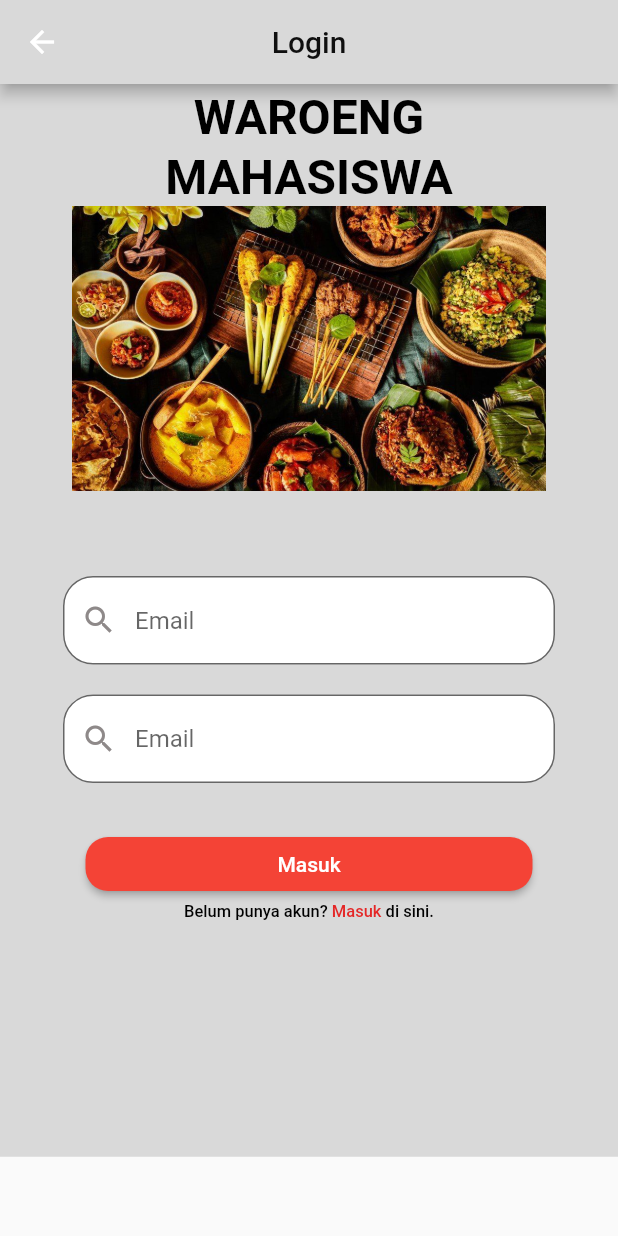
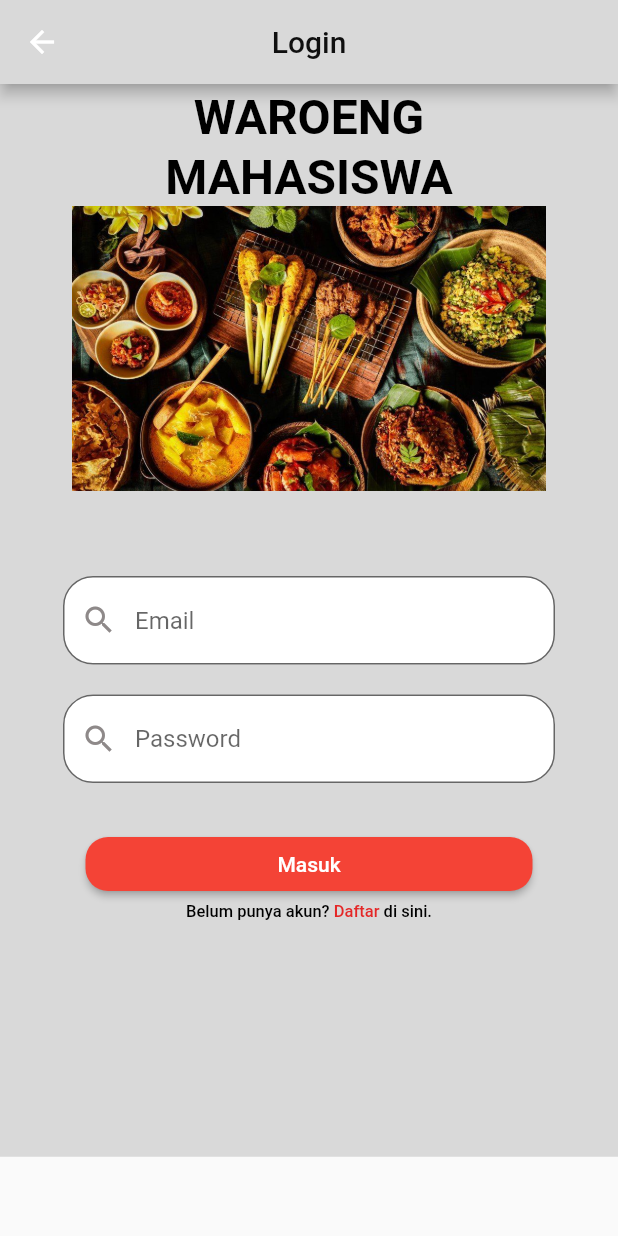
Before and after one commit to Project-Mobile-Tugas/Project, a Flutter app: the Login screen opened directly, after a tap on "Masuk", on a phone screen of 412 x 824 dp. Run offline on Flutter 3.47's test engine with Material 2 defaults, Android fonts, the phone set to English and light mode, and no system bars; our stand-ins replace firebase_auth, firebase_core, google_fonts; accounts and stored records are empty; network calls fail; Roboto replaces fonts that are missing (Helvetica Neue LT Std, Rockwell).

Commit message:
Login, MiddleWare,

```diff
--- a/Mobile/lib/page-1/login.dart
+++ b/Mobile/lib/page-1/login.dart
@@ -1,11 +1,28 @@
+import 'package:firebase_auth/firebase_auth.dart';
 import 'package:flutter/material.dart';
 import 'package:flutter/gestures.dart';
 import 'dart:ui';
 import 'package:google_fonts/google_fonts.dart';
 import 'package:myapp/page-1/minuman.dart';
+import 'package:myapp/page-1/register.dart';
 import 'package:myapp/utils.dart';
 
 class Login extends StatelessWidget {
+  Login({super.key});
+
+  //text edit controler
+  final emailController = TextEditingController();
+  final passwordController = TextEditingController();
+
+  //Sign menthod
+  void signInUser() async {
+    await FirebaseAuth.instance
+        .signInWithEmailAndPassword(
+            email: emailController.text, password: passwordController.text)
+        .then((value) => print('User Signed In'))
+        .catchError((error) => print('User Not Signed In'));
+  }
+
   @override
   Widget build(BuildContext context) {
     return Scaffold(
@@ -63,6 +80,7 @@ class Login extends StatelessWidget {
                       width: double.infinity,
                       margin: EdgeInsets.only(left: 5, right: 5),
                       child: TextField(
+                        controller: emailController,
                         decoration: InputDecoration(
                           filled: true,
                           fillColor: Colors.white,
@@ -84,6 +102,7 @@ class Login extends StatelessWidget {
                       width: double.infinity,
                       margin: EdgeInsets.only(left: 5, right: 5),
                       child: TextField(
+                        controller: passwordController,
                         decoration: InputDecoration(
                           filled: true,
                           fillColor: Colors.white,
@@ -94,7 +113,7 @@ class Login extends StatelessWidget {
                             Icons.search,
                             color: Color.fromARGB(255, 142, 137, 137),
                           ),
-                          hintText: 'Email',
+                          hintText: 'Password',
                         ),
                       ),
                     ),
@@ -111,7 +130,7 @@ class Login extends StatelessWidget {
                                 ),
                                 primary: Colors.red,
                                 elevation: 2),
-                            onPressed: () {},
+                            onPressed: signInUser,
                             child: Text('Masuk'))),
                     RichText(
                       textAlign: TextAlign.center,
@@ -128,7 +147,7 @@ class Login extends StatelessWidget {
                             text: 'Belum punya akun? ',
                           ),
                           TextSpan(
-                              text: 'Masuk',
+                              text: 'Daftar',
                               style: SafeGoogleFont(
                                 'Helvetica Neue LT Std',
                                 fontSize: 11,
@@ -141,7 +160,7 @@ class Login extends StatelessWidget {
                                       Navigator.push(
                                         context,
                                         MaterialPageRoute(
-                                            builder: (context) => Minuman()),
+                                            builder: (context) => Register()),
                                       ),
                                     }),
                           TextSpan(
```
Also changed, not shown: Mobile/lib/auth_page.dart (+23 -0 lines), Mobile/lib/main.dart (+13 -2 lines).
